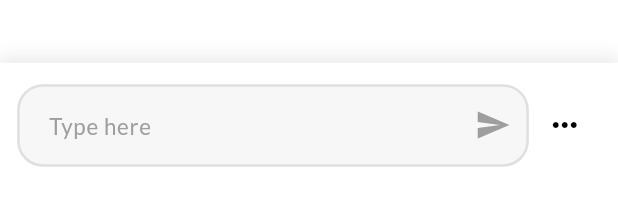
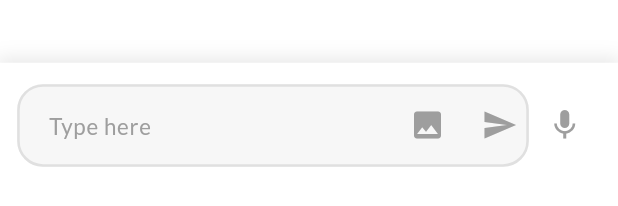
Before and after one commit to Ashupaldeora/chat_app_flutter, a Flutter app: what show() shows on an empty page, opened directly with empty values, on a phone screen of 412 x 824 dp. Shown: the part 1021-1227 px from the top of the screen. Run offline on Flutter 3.47's test engine with Material 3 defaults, Android fonts, the phone set to English and light mode, and no system bars; our stand-ins replace bloc, cloud_firestore, equatable, firebase_auth, firebase_core, flutter_bloc and 5 more; accounts and stored records are empty; network calls fail.

Commit message:
07-09-24

```diff
--- a/lib/features/chat/model/message_model.dart
+++ b/lib/features/chat/model/message_model.dart
@@ -6,13 +6,15 @@ class MessageModel {
   final String message;
   final String messageId;
   final DateTime timeSent;
+  final bool isSeen;
 
   MessageModel(
       {required this.senderId,
       required this.receiverId,
       required this.message,
       required this.messageId,
-      required this.timeSent});
+      required this.timeSent,
+      required this.isSeen});
 
   Map<String, dynamic> toMap() {
     return {
@@ -21,16 +23,17 @@ class MessageModel {
       'message': message,
       'messageId': messageId,
       'timeSent': timeSent,
+      'isSeen': isSeen
     };
   }
 
   factory MessageModel.fromMap(Map<String, dynamic> map) {
     return MessageModel(
-      senderId: map['senderId'] as String,
-      receiverId: map['receiverId'] as String,
-      message: map['message'] as String,
-      messageId: map['messageId'] as String,
-      timeSent: (map['timeSent'] as Timestamp).toDate(),
-    );
+        senderId: map['senderId'] as String,
+        receiverId: map['receiverId'] as String,
+        message: map['message'] as String,
+        messageId: map['messageId'] as String,
+        timeSent: (map['timeSent'] as Timestamp).toDate(),
+        isSeen: map['isSeen'] ?? false);
   }
 }
--- a/lib/features/chat/widgets/custom_bottom_sheet.dart
+++ b/lib/features/chat/widgets/custom_bottom_sheet.dart
@@ -8,7 +8,7 @@ import 'package:flutter_bloc/flutter_bloc.dart';
 import 'package:flutter_screenutil/flutter_screenutil.dart';
 import 'package:google_fonts/google_fonts.dart';
 
-import '../../home/pages/visiblity_cubit.dart';
+import '../../home/cubit/visibility_cubit.dart';
 import 'chat_message_list.dart';
 
 class CustomBottomSheet {
@@ -24,8 +24,6 @@ class CustomBottomSheet {
       isScrollControlled: true,
       barrierColor: Colors.transparent,
       builder: (BuildContext context) {
-        final chatStream = ChatServices.chatServices.getChats(receiverId);
-
         return Container(
           height: MediaQuery.of(context).size.height * 0.80,
           width: double.infinity,
@@ -60,17 +58,30 @@ class CustomBottomSheet {
                       Expanded(
                         child: TextField(
                           controller: txtMessage,
+                          maxLines: null,
                           style: GoogleFonts.lato(
                               textStyle: const TextStyle(color: Colors.black)),
                           decoration: InputDecoration(
-                            suffixIcon: IconButton(
+                            suffixIcon: SizedBox(
+                              width: 80.w,
+                              child: Row(
+                                mainAxisAlignment: MainAxisAlignment.end,
+                                children: [
+                                  IconButton(
+                                      onPressed: () {},
+                                      icon: Icon(
+                                        Icons.image,
+                                        color: Colors.grey.shade500,
+                                      )),
+                                  IconButton(
                                       onPressed: () {
                                         final message = txtMessage.text.trim();
                                         if (message.isNotEmpty) {
                                           context.read<ChatBloc>().add(
                                               ChatSendButtonPressed(
                                                   receiverId: receiverId,
-                                            message: txtMessage.text.trim()));
+                                                  message:
+                                                      txtMessage.text.trim()));
                                         }
                                         txtMessage.clear();
                                       },
@@ -78,6 +89,9 @@ class CustomBottomSheet {
                                         Icons.send,
                                         color: Colors.grey.shade500,
                                       )),
+                                ],
+                              ),
+                            ),
                             filled: true,
                             fillColor: const Color(0xffF7F7F7),
                             hintText: "Type here",
@@ -101,9 +115,9 @@ class CustomBottomSheet {
                       ),
                       IconButton(
                           onPressed: () async {},
-                          icon: const Icon(
-                            Icons.more_horiz,
-                            color: Colors.black,
+                          icon: Icon(
+                            Icons.mic,
+                            color: Colors.grey.shade500,
                           ))
                     ],
                   ),
--- a/lib/features/home/pages/visiblity_cubit.dart
+++ b/lib/features/home/cubit/visibility_cubit.dart
@@ -1,16 +1,7 @@
 import 'package:equatable/equatable.dart';
 import 'package:flutter_bloc/flutter_bloc.dart';
 
-abstract class VisibilityState extends Equatable {
-  const VisibilityState();
-
-  @override
-  List<Object> get props => [];
-}
-
-class VisibilityVisible extends VisibilityState {}
-
-class VisibilityHidden extends VisibilityState {}
+part 'visibility_state.dart';
 
 class VisibilityCubit extends Cubit<VisibilityState> {
   VisibilityCubit() : super(VisibilityVisible());
--- /dev/null
+++ b/lib/features/home/cubit/visibility_state.dart
@@ -0,0 +1,12 @@
+part of 'visibility_cubit.dart';
+
+abstract class VisibilityState extends Equatable {
+  const VisibilityState();
+
+  @override
+  List<Object> get props => [];
+}
+
+class VisibilityVisible extends VisibilityState {}
+
+class VisibilityHidden extends VisibilityState {}
--- a/lib/features/home/model/home_model.dart
+++ b/lib/features/home/model/home_model.dart
@@ -6,13 +6,15 @@ class HomeChatModel {
   final String profilePic;
   final DateTime timeSent;
   final String userId;
+  final int numberOfNotSeenMessages;
 
   HomeChatModel(
       {required this.name,
       required this.lastMessage,
       required this.profilePic,
       required this.timeSent,
-      required this.userId});
+      required this.userId,
+      required this.numberOfNotSeenMessages});
 
   Map<String, dynamic> toMap() {
     return {
@@ -20,7 +22,8 @@ class HomeChatModel {
       'lastMessage': lastMessage,
       'profilePic': profilePic,
       'timeSent': timeSent,
-      'userId': userId
+      'userId': userId,
+      'numberOfNotSeenMessages': numberOfNotSeenMessages
     };
   }
 
@@ -30,6 +33,26 @@ class HomeChatModel {
         lastMessage: map['lastMessage'] as String,
         profilePic: map['profilePic'] as String,
         timeSent: (map['timeSent'] as Timestamp).toDate(),
+        numberOfNotSeenMessages: map['numberOfNotSeenMessages'],
         userId: map['userId'] as String);
   }
+
+  HomeChatModel copyWith({
+    String? name,
+    String? lastMessage,
+    String? profilePic,
+    DateTime? timeSent,
+    String? userId,
+    int? numberOfNotSeenMessages,
+  }) {
+    return HomeChatModel(
+      name: name ?? this.name,
+      lastMessage: lastMessage ?? this.lastMessage,
+      profilePic: profilePic ?? this.profilePic,
+      timeSent: timeSent ?? this.timeSent,
+      userId: userId ?? this.userId,
+      numberOfNotSeenMessages:
+          numberOfNotSeenMessages ?? this.numberOfNotSeenMessages,
+    );
+  }
 }
--- a/lib/main.dart
+++ b/lib/main.dart
@@ -1,6 +1,6 @@
 import 'package:chat_app_flutter/features/authentication_screen/page/sign_up.dart';
 import 'package:chat_app_flutter/features/chat/bloc/chat_bloc.dart';
-import 'package:chat_app_flutter/features/home/pages/visiblity_cubit.dart';
+import 'package:chat_app_flutter/features/home/cubit/visibility_cubit.dart';
 import 'package:chat_app_flutter/features/search/cubit/search_cubit.dart';
 import 'package:chat_app_flutter/firebase_options.dart';
 import 'package:chat_app_flutter/services/authentication/auth_services.dart';
--- a/lib/shared/blocs/auth/auth_event.dart
+++ b/lib/shared/blocs/auth/auth_event.dart
@@ -30,3 +30,9 @@ final class AuthSignOutPressed extends AuthEvent {
   // TODO: implement props
   List<Object?> get props => throw UnimplementedError();
 }
+
+final class AuthGoogleSignInPressed extends AuthEvent {
+  @override
+  // TODO: implement props
+  List<Object?> get props => throw UnimplementedError();
+}
--- a/pubspec.yaml
+++ b/pubspec.yaml
@@ -47,6 +47,7 @@ dependencies:
   intl: ^0.19.0
   animations: ^2.0.11
   loading_animation_widget: ^1.2.1
+  google_sign_in: ^6.2.1
 
 
 dev_dependencies:
```
Also changed, not shown: lib/constants.dart (+15 -0 lines), lib/features/authentication_screen/page/login_page.dart (+6 -1 lines), lib/features/authentication_screen/page/sign_up.dart (+6 -1 lines), lib/features/chat/widgets/chat_message_list.dart (+13 -1 lines), lib/features/chat/widgets/my_message_card.dart (+16 -1 lines), lib/features/home/pages/home_page.dart (+4 -3 lines), lib/features/home/widgets/custom_user_tile.dart (renamed from lib/features/chat/widgets/custom_user_tile.dart, +20 -4 lines), lib/services/authentication/auth_services.dart (+17 -0 lines), lib/services/chat/chat_services.dart (+176 -62 lines), lib/services/firestore/firestore_services.dart (+6 -3 lines), lib/shared/blocs/auth/auth_bloc.dart (+28 -3 lines), pubspec.lock. Lines whose indentation alone changed are shown as unchanged.
